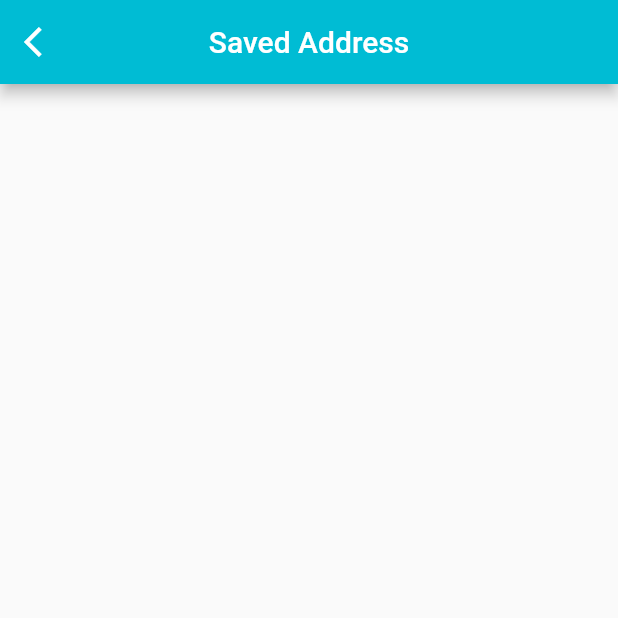
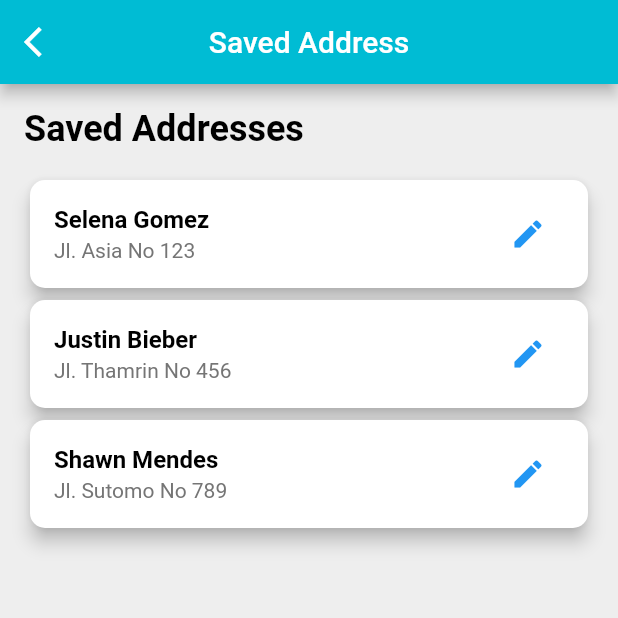
Before and after one commit to AlvynStane/JHA-food, a Flutter app: the Address screen opened directly, on a phone screen of 412 x 824 dp, the top half of it. Run offline on Flutter 3.47's test engine with Material 2 defaults, Android fonts, the phone set to English and light mode, and no system bars; Roboto replaces fonts that are missing (Montserrat); project files that could hold a hidden picture were left out.

Commit message:
add saved adrress page

```diff
--- a/lib/pages/main_page/profile/address.dart
+++ b/lib/pages/main_page/profile/address.dart
@@ -2,7 +2,7 @@ import 'package:flutter/src/widgets/framework.dart';
 import 'package:flutter/material.dart';
 
 class Address extends StatefulWidget {
-  const Address({super.key});
+  const Address({Key? key}) : super(key: key);
 
   @override
   State<Address> createState() => _AddressState();
@@ -25,6 +25,171 @@ class _AddressState extends State<Address> {
           icon: const Icon(Icons.arrow_back_ios),
           color: Colors.white,
         ),
-    ));
+      ),
+      body: Container(
+        color: Colors.grey[200],
+        padding: const EdgeInsets.all(16.0),
+        child: Column(
+          crossAxisAlignment: CrossAxisAlignment.start,
+          children: [
+            Text(
+              'Saved Addresses',
+              style: TextStyle(
+                fontSize: 24,
+                fontWeight: FontWeight.bold,
+                color: Colors.black,
+              ),
+            ),
+            SizedBox(height: 16.0),
+            Expanded(
+              child: ListView(
+                children: [
+                  Card(
+                    elevation: 5.0,
+                    shape: RoundedRectangleBorder(
+                      borderRadius: BorderRadius.circular(10.0),
+                    ),
+                    color: Colors.white,
+                    child: ListTile(
+                      title: Text(
+                        'Selena Gomez',
+                        style: TextStyle(
+                          fontWeight: FontWeight.bold,
+                          fontSize: 16.0,
+                          color: Colors.black,
+                        ),
+                      ),
+                      subtitle: Text(
+                        'Jl. Asia No 123',
+                        style: TextStyle(
+                          fontSize: 14.0,
+                          color: Colors.grey[600],
+                        ),
+                      ),
+                      trailing: IconButton(
+                        onPressed: () {
+                          _editAddress(context);
+                        },
+                        icon: Icon(
+                          Icons.edit,
+                          color: Colors.blue,
+                        ),
+                      ),
+                    ),
+                  ),
+                  Card(
+                    elevation: 5.0,
+                    shape: RoundedRectangleBorder(
+                      borderRadius: BorderRadius.circular(10.0),
+                    ),
+                    color: Colors.white,
+                    child: ListTile(
+                      title: Text(
+                        'Justin Bieber',
+                        style: TextStyle(
+                          fontWeight: FontWeight.bold,
+                          fontSize: 16.0,
+                          color: Colors.black,
+                        ),
+                      ),
+                      subtitle: Text(
+                        'Jl. Thamrin No 456',
+                        style: TextStyle(
+                          fontSize: 14.0,
+                          color: Colors.grey[600],
+                        ),
+                      ),
+                      trailing: IconButton(
+                        onPressed: () {
+                          _editAddress(context);
+                        },
+                        icon: Icon(
+                          Icons.edit,
+                          color: Colors.blue,
+                        ),
+                      ),
+                    ),
+                  ),
+                  Card(
+                    elevation: 5.0,
+                    shape: RoundedRectangleBorder(
+                      borderRadius: BorderRadius.circular(10.0),
+                    ),
+                    color: Colors.white,
+                    child: ListTile(
+                      title: Text(
+                        'Shawn Mendes',
+                        style: TextStyle(
+                          fontWeight: FontWeight.bold,
+                          fontSize: 16.0,
+                          color: Colors.black,
+                        ),
+                      ),
+                      subtitle: Text(
+                        'Jl. Sutomo No 789',
+                        style: TextStyle(
+                          fontSize: 14.0,
+                          color: Colors.grey[600],
+                        ),
+                      ),
+                      trailing: IconButton(
+                        onPressed: () {
+                          _editAddress(context);
+                        },
+                        icon: Icon(
+                          Icons.edit,
+                          color: Colors.blue,
+                        ),
+                      ),
+                    ),
+                  ),
+                ],
+              ),
+            ),
+          ],
+        ),
+      ),
+    );
+  }
+
+  void _editAddress(BuildContext context) {
+    Navigator.push(
+      context,
+      MaterialPageRoute(
+        builder: (context) => EditAddressScreen(),
+      ),
+    );
   }
 }
+
+class EditAddressScreen extends StatelessWidget {
+  @override
+  Widget build(BuildContext context) {
+    return Scaffold(
+      appBar: AppBar(
+        title: Text(
+          'Edit Address',
+          style: TextStyle(color: Colors.white),
+        ),
+        centerTitle: true,
+      ),
+      body: Container(
+        padding: const EdgeInsets.all(16.0),
+        child: Column(
+          crossAxisAlignment: CrossAxisAlignment.start,
+          children: [
+            Text(
+              'Edit Address',
+              style: TextStyle(
+                fontSize: 24,
+                fontWeight: FontWeight.bold,
+                color: Colors.black,
+              ),
+            ),
+            SizedBox(height: 16.0),
+          ],
+        ),
+      ),
+    );
+  }
+}
```
Lines whose indentation alone changed are shown as unchanged.
